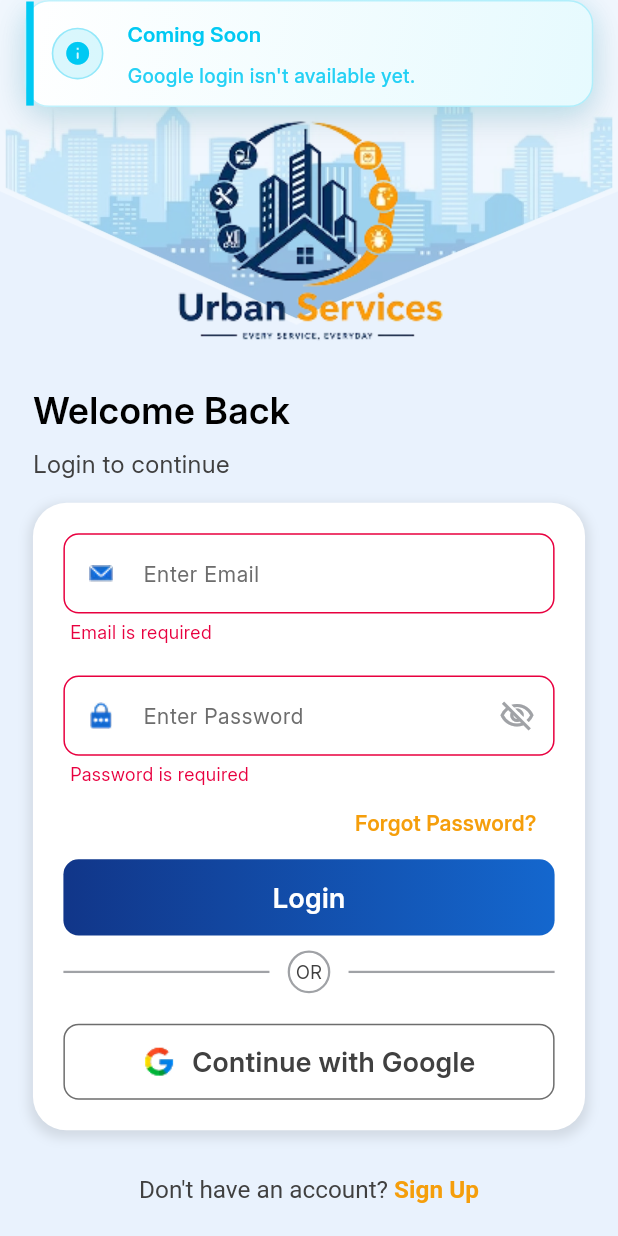
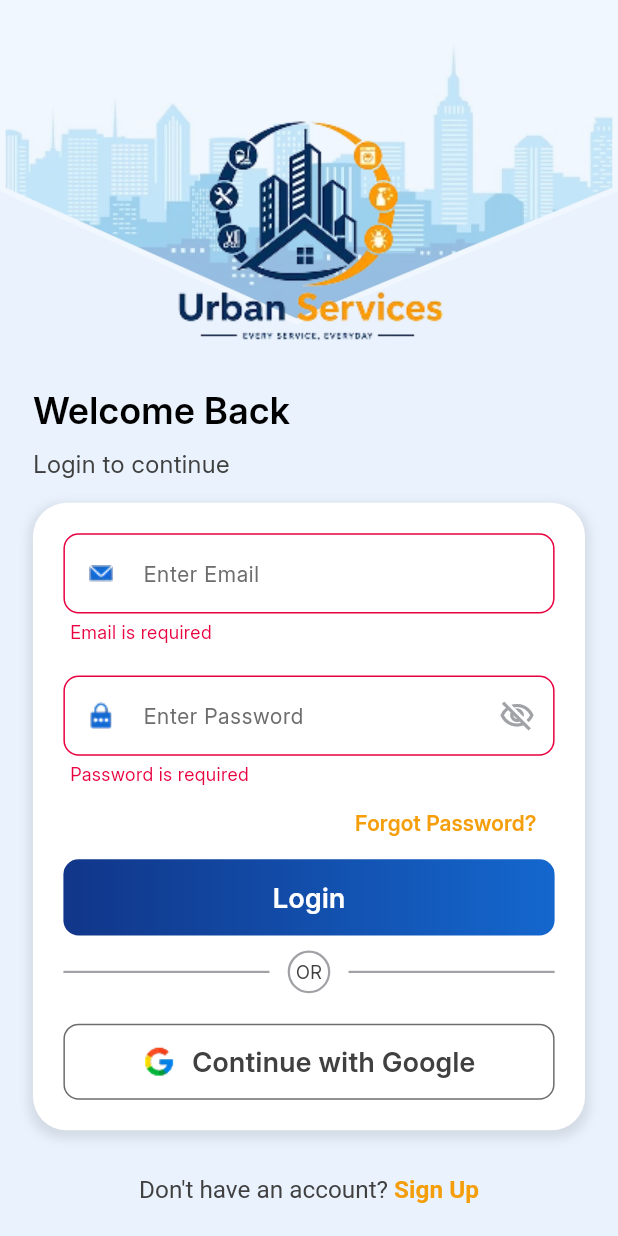
Before and after one commit to PindoliaRajshree/urban-services, a Flutter app: the LoginScreen screen opened by its route, after a tap on "Login", after a tap on "Continue with Google", on a phone screen of 412 x 824 dp. Run offline on Flutter 3.47's test engine with Material 3 defaults, Android fonts, the phone set to English and light mode, and no system bars; our stand-ins replace awesome_snackbar_content, dio, file_picker, firebase_core, flutter_riverpod, flutter_screenutil and 5 more; accounts and stored records are empty.

Commit message:
added logout functionality and Google sign-in support to authentication flow

```diff
--- a/lib/core/constants/api_constants.dart
+++ b/lib/core/constants/api_constants.dart
@@ -20,4 +20,5 @@
   // ---- Auth ----
   static const String register = 'register';
   static const String login = 'login';
+  static const String logout = 'logout';
 }
--- a/lib/features/authentication/login/login_controller.dart
+++ b/lib/features/authentication/login/login_controller.dart
@@ -1,9 +1,10 @@
 // File: lib/features/authentication/login/login_controller.dart
 // Purpose: State management and logic for user authentication via
-// POST /login (email + password). Google login isn't available yet.
+// POST /login — manual (email + password) and Google (google_id + id_token).
 
 import 'package:flutter/material.dart';
 import 'package:get/get.dart';
+import 'package:google_sign_in/google_sign_in.dart';
 import 'package:urban_services/core/constants/api_status.dart';
 import 'package:urban_services/core/constants/storage_keys.dart';
 import 'package:urban_services/core/services/api_result.dart';
@@ -20,6 +21,7 @@
     : _authRepository = authRepository ?? AuthRepository();
 
   final AuthRepository _authRepository;
+  final GoogleSignIn _googleSignIn = GoogleSignIn(scopes: const ['email']);
 
   // Input controllers for email and password
   final emailController = TextEditingController();
@@ -79,9 +81,9 @@
     status.value = ApiStatus.loading;
 
     final request = LoginRequest(
+      loginType: 'manual',
       email: emailController.text.trim(),
       password: passwordController.text,
-      loginType: 'manual',
     );
 
     final result = await _authRepository.login(request);
@@ -160,12 +162,60 @@
     passwordError.value = null;
   }
 
-  /// Google login isn't available yet.
-  void loginWithGoogle() {
-    CustomSnackBar.showInfo(
-      title: "Coming Soon",
-      message: "Google login isn't available yet.",
-    );
+  /// Signs in with Google, then calls POST /login with `login_type: google`
+  /// plus the account id (`google_id`) and auth token (`id_token`) — no
+  /// password is sent for this flow. Mirrors RegisterController's Google
+  /// flow.
+  Future<void> loginWithGoogle() async {
+    if (isLoading) return;
+    status.value = ApiStatus.loading;
+
+    try {
+      // Google caches the last-picked account and will silently re-sign
+      // into it on the next call, skipping the account chooser. Sign out
+      // first so the picker shows every time, even if the user picked one
+      // before.
+      await _googleSignIn.signOut();
+
+      final account = await _googleSignIn.signIn();
+      if (account == null) {
+        // User cancelled the Google sign-in flow.
+        status.value = ApiStatus.initial;
+        return;
+      }
+
+      // Pull the actual auth token from the completed sign-in — prefer the
+      // ID token (signed JWT the backend can verify with Google); fall back
+      // to the access token if for some reason the ID token isn't returned.
+      final GoogleSignInAuthentication auth = await account.authentication;
+      final String? googleToken = auth.idToken ?? auth.accessToken;
+
+      if (googleToken == null || googleToken.isEmpty) {
+        status.value = ApiStatus.error;
+        CustomSnackBar.showError(
+          title: "Error",
+          message: "Couldn't get Google auth token. Please try again.",
+        );
+        return;
+      }
+
+      final request = LoginRequest(
+        loginType: 'google',
+        email: account.email,
+        googleId: account.id,
+        idToken: googleToken,
+      );
+
+      final result = await _authRepository.login(request);
+      await _handleResult(result);
+    } catch (e) {
+      status.value = ApiStatus.error;
+      debugPrint("Google sign-in error: $e");
+      CustomSnackBar.showError(
+        title: "Error",
+        message: "Google sign-in failed. Please try again.",
+      );
+    }
   }
 
   @override
--- a/lib/features/authentication/login/login_screen.dart
+++ b/lib/features/authentication/login/login_screen.dart
@@ -199,10 +199,14 @@
                         SizedBox(height: AppDimensions.padding20h),
 
                         // Social Login Action
-                        SecondaryButton(
-                          text: 'Continue with Google',
-                          iconPath: AppImages.google,
-                          onPressed: controller.loginWithGoogle,
+                        Obx(
+                          () => SecondaryButton(
+                            text: 'Continue with Google',
+                            iconPath: AppImages.google,
+                            isLoading:
+                                controller.status.value == ApiStatus.loading,
+                            onPressed: controller.loginWithGoogle,
+                          ),
                         ),
                       ],
                     ),
--- a/lib/features/authentication/login/models/login_request.dart
+++ b/lib/features/authentication/login/models/login_request.dart
@@ -1,22 +1,50 @@
 // File: lib/features/authentication/login/models/login_request.dart
-// Purpose: Request payload for POST /login. Google login isn't wired up
-// yet, so [loginType] is always 'manual' for now — the field exists so
-// this doesn't need to change shape once Google login is added.
+// Purpose: Request payload for POST /login. Supports both the manual
+// (email/password) and Google (google_id + id_token) sign-in flows — same
+// shape as RegisterRequest, minus name/mobile/role which login doesn't need.
 
 class LoginRequest {
   LoginRequest({
-    required this.email,
-    required this.password,
-    this.loginType = 'manual',
+    required this.loginType,
+    this.email,
+    this.password,
+    this.googleId,
+    this.idToken,
   });
 
-  final String email;
-  final String password;
-
-  /// 'manual' (only supported value right now).
+  /// 'manual' or 'google'.
   final String loginType;
 
+  final String? email;
+
+  /// Required when [loginType] is 'manual', omitted for 'google'.
+  final String? password;
+
+  /// Google account id (`GoogleSignInAccount.id`) — sent as `google_id`.
+  /// Required when [loginType] is 'google', omitted otherwise.
+  final String? googleId;
+
+  /// Google auth token (ID token from the completed Google sign-in) — sent
+  /// as `id_token`, alongside [googleId]. Required when [loginType] is
+  /// 'google', omitted otherwise.
+  final String? idToken;
+
   Map<String, dynamic> toJson() {
-    return {'email': email.trim(), 'password': password, 'login_type': loginType};
+    final map = <String, dynamic>{'login_type': loginType};
+
+    if (email != null && email!.trim().isNotEmpty) {
+      map['email'] = email!.trim();
+    }
+    if (loginType == 'manual' && password != null && password!.isNotEmpty) {
+      map['password'] = password;
+    }
+    if (googleId != null && googleId!.trim().isNotEmpty) {
+      map['google_id'] = googleId!.trim();
+    }
+    if (idToken != null && idToken!.trim().isNotEmpty) {
+      map['id_token'] = idToken!.trim();
+    }
+
+    return map;
   }
 }
```
Also changed, not shown: lib/features/authentication/register/register_repository.dart (+21 -2 lines), lib/features/profile/profile_controller.dart (+54 -3 lines), lib/widgets/logout_dialog.dart (+21 -4 lines).
